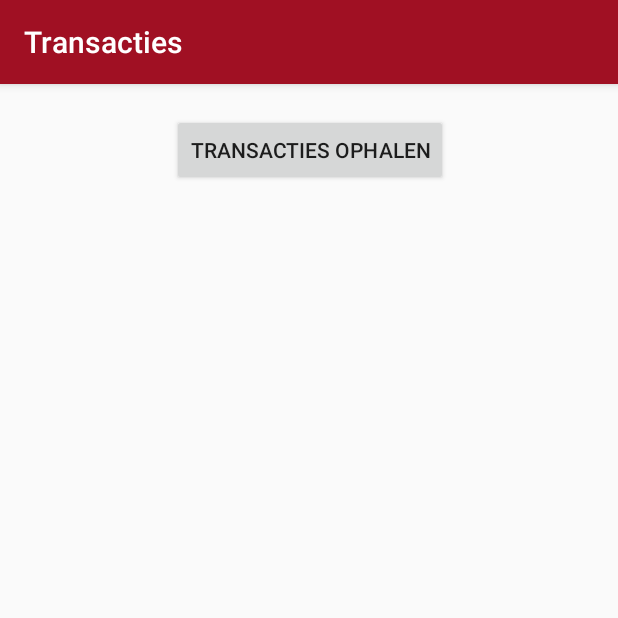
After one commit to dragonq1/NetPay, an Android app: the Transacties screen opened directly, with no data from a screen before it, on a phone screen of 412 x 824 dp, the top half of it. The commit adds this screen. Run offline under Robolectric (Android 15) with nearby library versions, the phone set to English and light mode, and no system bars; our stand-ins replace Volley.

Commit message:
-Transactie scherm afgewerkt(voorlopige versie) -Kleine bug fixes -Gegevens worden lokaal opgeslagen

```diff
--- a/app/src/main/AndroidManifest.xml
+++ b/app/src/main/AndroidManifest.xml
@@ -21,7 +21,8 @@
         <activity android:name=".Menu" />
         <activity android:name=".Registreren" />
         <activity android:name=".Account" />
-        <activity android:name=".WachtwoordVeranderen"></activity>
+        <activity android:name=".WachtwoordVeranderen" />
+        <activity android:name=".Transacties"></activity>
     </application>
 
 </manifest>
--- /dev/null
+++ b/app/src/main/java/com/example/quinten/netpay/Transacties.java
@@ -0,0 +1,84 @@
+package com.example.quinten.netpay;
+
+import android.content.SharedPreferences;
+import android.os.Bundle;
+import android.support.v7.app.AppCompatActivity;
+import android.view.View;
+import android.widget.ArrayAdapter;
+import android.widget.Button;
+import android.widget.ListView;
+import android.widget.Toast;
+
+import com.android.volley.RequestQueue;
+import com.android.volley.Response;
+import com.android.volley.toolbox.Volley;
+
+import org.json.JSONException;
+import org.json.JSONObject;
+
+import java.util.ArrayList;
+
+import static com.example.quinten.netpay.MainActivity.USER_INFO;
+
+public class Transacties extends AppCompatActivity {
+
+    @Override
+    protected void onCreate(Bundle savedInstanceState) {
+        super.onCreate(savedInstanceState);
+        setContentView(R.layout.activity_transacties);
+        setTitle("Transacties");
+
+        //Vars
+        final Button btnTraAct = (Button) findViewById(R.id.btnTransacties);
+        final ListView lvLijst = (ListView) findViewById(R.id.lvLijst);
+        final ArrayList<String> strLijst = new ArrayList<>();
+
+
+
+        btnTraAct.setOnClickListener(new View.OnClickListener() {
+            @Override
+            public void onClick(View view) {
+                //Listview leegmaken
+                strLijst.clear();
+                //Transacties ophalen
+                Response.Listener<String> responseListener = new Response.Listener<String>() {
+                    @Override
+                    public void onResponse(String response) {
+                        try {
+                            JSONObject jsonResponse = new JSONObject(response);
+                            boolean success = jsonResponse.getBoolean("success");
+                            if (success) {
+                                int intTeller = 0;
+                                while ((jsonResponse.length() -1) > intTeller){
+                                    String strTest = jsonResponse.getString(String.valueOf(intTeller));
+                                    strLijst.add(strTest);
+                                    ArrayAdapter adapter = new ArrayAdapter(getApplicationContext(), android.R.layout.simple_list_item_1, strLijst);
+                                    lvLijst.setAdapter(adapter);
+                                    intTeller++;
+                                }
+                            } else {
+                                Toast.makeText(getApplicationContext(), "Fout bij ophalen van transacties!", Toast.LENGTH_LONG).show();
+                            }
+
+
+
+                        } catch (JSONException e) {
+                            e.printStackTrace();
+                            Toast.makeText(getApplicationContext(), "ERROR!" + " " + e.getMessage(), Toast.LENGTH_LONG).show();
+                        }
+
+                    }
+                };
+
+                SharedPreferences settings = getSharedPreferences(USER_INFO, 0);
+                String strID = settings.getString("ID","");
+
+                TransactiesRequest transactiesRequest = new TransactiesRequest(strID, responseListener);
+                RequestQueue queue = Volley.newRequestQueue(Transacties.this);
+                queue.add(transactiesRequest);
+            }
+        });
+
+
+    }
+}
--- /dev/null
+++ b/app/src/main/res/layout/activity_transacties.xml
@@ -0,0 +1,42 @@
+<?xml version="1.0" encoding="utf-8"?>
+<android.support.constraint.ConstraintLayout xmlns:android="http://schemas.android.com/apk/res/android"
+    xmlns:app="http://schemas.android.com/apk/res-auto"
+    xmlns:tools="http://schemas.android.com/tools"
+    android:layout_width="match_parent"
+    android:layout_height="match_parent"
+    tools:context="com.example.quinten.netpay.Transacties"
+    tools:layout_editor_absoluteY="81dp"
+    tools:layout_editor_absoluteX="0dp">
+
+    <Button
+        android:id="@+id/btnTransacties"
+        android:layout_width="wrap_content"
+        android:layout_height="wrap_content"
+        android:layout_marginBottom="8dp"
+        android:layout_marginLeft="8dp"
+        android:layout_marginRight="8dp"
+        android:layout_marginTop="8dp"
+        android:text="Transacties ophalen"
+        app:layout_constraintBottom_toBottomOf="parent"
+        app:layout_constraintLeft_toLeftOf="parent"
+        app:layout_constraintRight_toRightOf="parent"
+        app:layout_constraintTop_toTopOf="parent"
+        tools:ignore="HardcodedText"
+        app:layout_constraintHorizontal_bias="0.503"
+        app:layout_constraintVertical_bias="0.017"
+        android:layout_marginStart="8dp"
+        android:layout_marginEnd="8dp" />
+
+    <ListView
+        android:id="@+id/lvLijst"
+        android:layout_width="312dp"
+        android:layout_height="421dp"
+        android:layout_marginBottom="8dp"
+        android:layout_marginLeft="8dp"
+        android:layout_marginRight="8dp"
+        android:layout_marginTop="8dp"
+        app:layout_constraintBottom_toBottomOf="parent"
+        app:layout_constraintLeft_toLeftOf="parent"
+        app:layout_constraintRight_toRightOf="parent"
+        app:layout_constraintTop_toBottomOf="@+id/btnTransacties" />
+</android.support.constraint.ConstraintLayout>
```
Also changed, not shown: app/src/main/java/com/example/quinten/netpay/Account.java (+19 -10 lines), app/src/main/java/com/example/quinten/netpay/MainActivity.java (+17 -6 lines), app/src/main/java/com/example/quinten/netpay/Menu.java (+9 -15 lines), app/src/main/java/com/example/quinten/netpay/TransactiesRequest.java (added, +23 -0 lines), app/src/main/java/com/example/quinten/netpay/WachtwoordVeranderen.java (+7 -3 lines), 80 other files.
